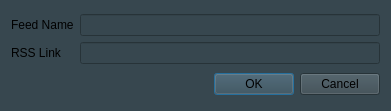
Old version of the form AddFeedDialog.ui in the repository Paradox2405/Rss-Feed.
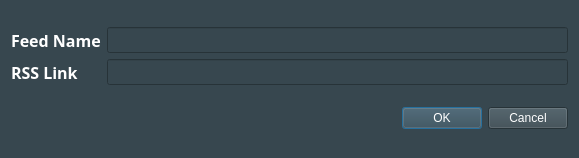
New version of the form.

Patch:
```diff
--- a/AddFeedDialog.ui
+++ b/AddFeedDialog.ui
@@ -6,26 +6,40 @@
    <rect>
     <x>0</x>
     <y>0</y>
-    <width>391</width>
-    <height>111</height>
+    <width>579</width>
+    <height>158</height>
    </rect>
   </property>
+  <property name="font">
+   <font>
+    <family>Product Sans</family>
+    <pointsize>10</pointsize>
+    <weight>75</weight>
+    <bold>true</bold>
+   </font>
+  </property>
   <property name="windowTitle">
    <string>Add RSS source</string>
   </property>
   <property name="autoFillBackground">
-   <bool>true</bool>
+   <bool>false</bool>
   </property>
   <property name="styleSheet">
-   <string notr="true">background-color: rgb(55, 71, 79);</string>
+   <string notr="true">background-color: rgb(55, 71, 79);
+color: rgb(255, 255, 255);</string>
   </property>
   <layout class="QGridLayout" name="gridLayout_2">
    <item row="0" column="0">
     <layout class="QGridLayout" name="gridLayout">
      <item row="0" column="0">
       <widget class="QLabel" name="label_2">
-       <property name="styleSheet">
-        <string notr="true">font: 75 9pt &quot;Product Sans&quot;;</string>
+       <property name="font">
+        <font>
+         <family>Product Sans</family>
+         <pointsize>12</pointsize>
+         <weight>75</weight>
+         <bold>true</bold>
+        </font>
        </property>
        <property name="text">
         <string>Feed Name</string>
@@ -37,8 +51,14 @@
      </item>
      <item row="1" column="0">
       <widget class="QLabel" name="label">
-       <property name="styleSheet">
-        <string notr="true">font: 75 9pt &quot;Product Sans&quot;;</string>
+       <property name="font">
+        <font>
+         <family>Product Sans</family>
+         <pointsize>12</pointsize>
+         <weight>75</weight>
+         <italic>false</italic>
+         <bold>true</bold>
+        </font>
        </property>
        <property name="text">
         <string>RSS Link</string>
@@ -52,8 +72,17 @@
    </item>
    <item row="1" column="0">
     <widget class="QDialogButtonBox" name="buttonBox">
+     <property name="font">
+      <font>
+       <family>MS Shell Dlg 2</family>
+       <pointsize>12</pointsize>
+       <weight>9</weight>
+       <italic>false</italic>
+       <bold>false</bold>
+      </font>
+     </property>
      <property name="autoFillBackground">
-      <bool>true</bool>
+      <bool>false</bool>
      </property>
      <property name="styleSheet">
       <string notr="true">background-color: rgb(55, 71, 79);</string>
```
Left out of the diff: 3 changed lines with no effect on the pictures.
